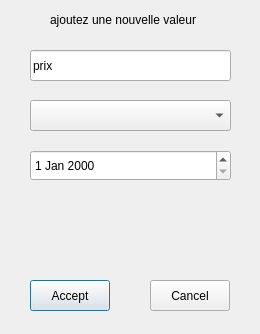
The window that logiComptaProject/addvaluedialog.ui (ffillouxdev/LogiCompta) describes before a commit, drawn with Qt 5.
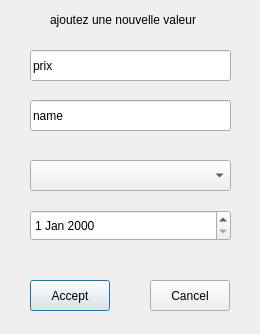
The same window after the commit.

Diff of the .ui file:
```diff
--- a/logiComptaProject/addvaluedialog.ui
+++ b/logiComptaProject/addvaluedialog.ui
@@ -69,7 +69,7 @@
    <property name="geometry">
     <rect>
      <x>30</x>
-     <y>100</y>
+     <y>160</y>
      <width>201</width>
      <height>31</height>
     </rect>
@@ -79,12 +79,25 @@
    <property name="geometry">
     <rect>
      <x>30</x>
-     <y>150</y>
+     <y>210</y>
      <width>201</width>
      <height>31</height>
     </rect>
    </property>
   </widget>
+  <widget class="QLineEdit" name="nameLineEdit">
+   <property name="geometry">
+    <rect>
+     <x>30</x>
+     <y>100</y>
+     <width>201</width>
+     <height>31</height>
+    </rect>
+   </property>
+   <property name="text">
+    <string>name</string>
+   </property>
+  </widget>
  </widget>
  <resources/>
  <connections/>
```
